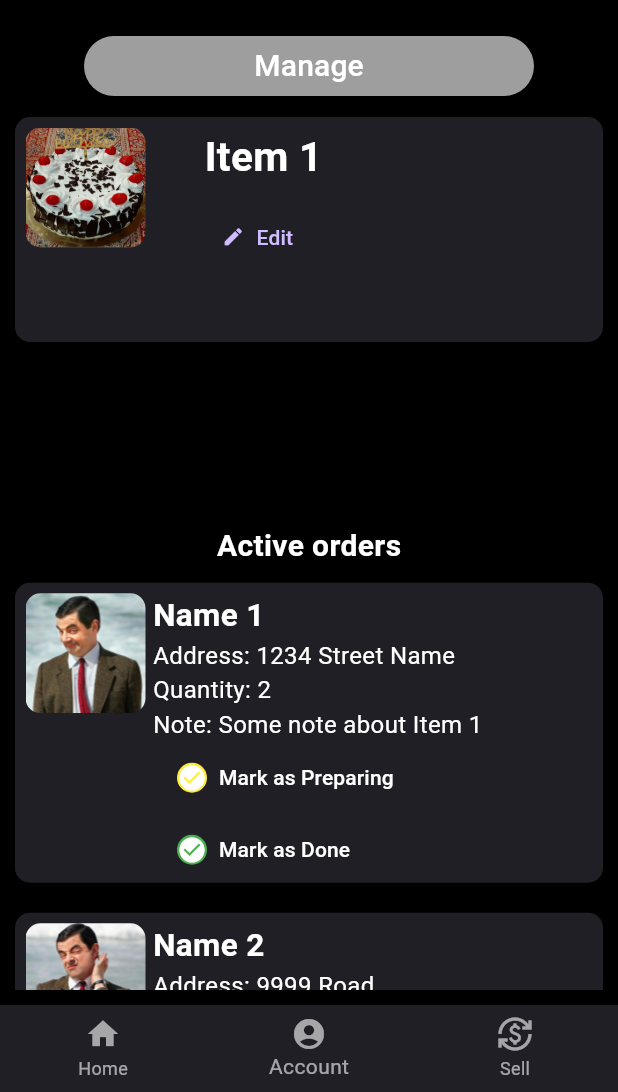
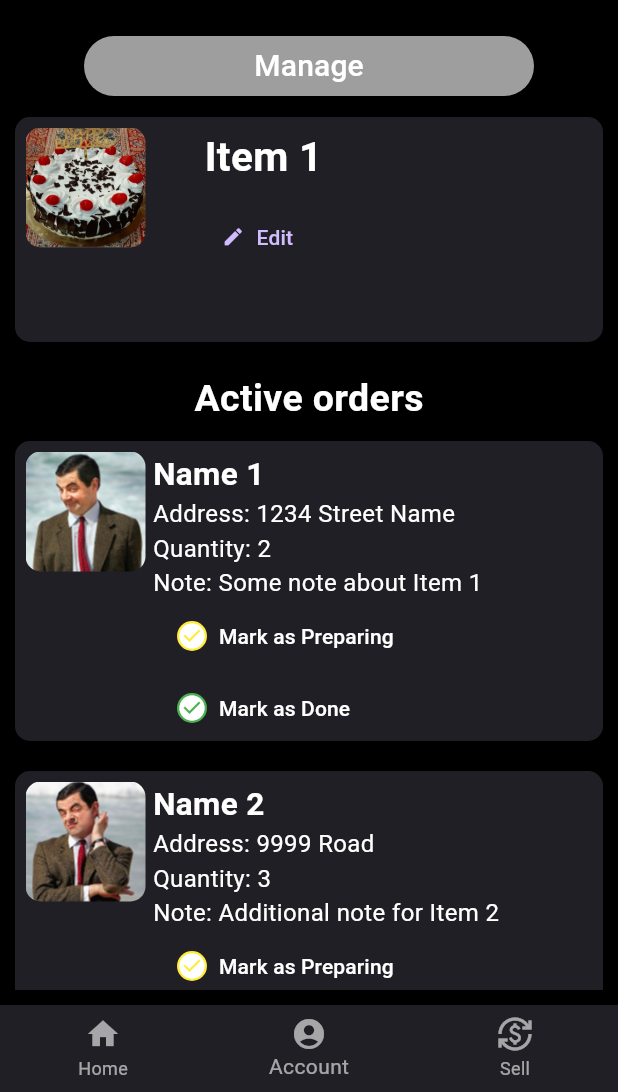
Before and after one commit to TheGrowPalProject/growpal, a Flutter app: the Management screen opened directly, on a phone screen of 412 x 824 dp, the part 144-1236 px from its top. Run offline on Flutter 3.47's test engine with Material 3 defaults, Android fonts, the phone set to English and light mode, and no system bars; our stand-ins replace badges, cloud_firestore, firebase_auth, firebase_core, firebase_storage, flutter_rating_bar and 4 more; missing offline and left inert: clippy_flutter; accounts and stored records are empty; project files that could hold a hidden picture were left out.

Commit message:
Update ManagementPage.dart

```diff
--- a/lib/pages/ManagementPage.dart
+++ b/lib/pages/ManagementPage.dart
@@ -119,8 +119,13 @@ class _ManagementState extends State<Management> {
                 ),
               ),
             ),
-            Expanded(
+            Builder(
+              builder: (context) {
+                return MediaQuery.removePadding(
+                  removeBottom: true,
+                  context: context,
                   child: ListView.builder(
+                    physics: NeverScrollableScrollPhysics(),
                     shrinkWrap: true,
                     itemCount: items1.length,
                     itemBuilder: (BuildContext context, int index) {
@@ -188,12 +193,15 @@ class _ManagementState extends State<Management> {
                       );
                     },
                   ),
+                );
+              }
             ),
+            SizedBox(height: 10,),
             Center(
                 child: Text("Active orders",
                     style: TextStyle(
                         color: Colors.white,
-                        fontSize: 20,
+                        fontSize: 25,
                         fontWeight: FontWeight.bold))),
             Expanded(
               child: ListView.builder(
```
Lines whose indentation alone changed are shown as unchanged.
